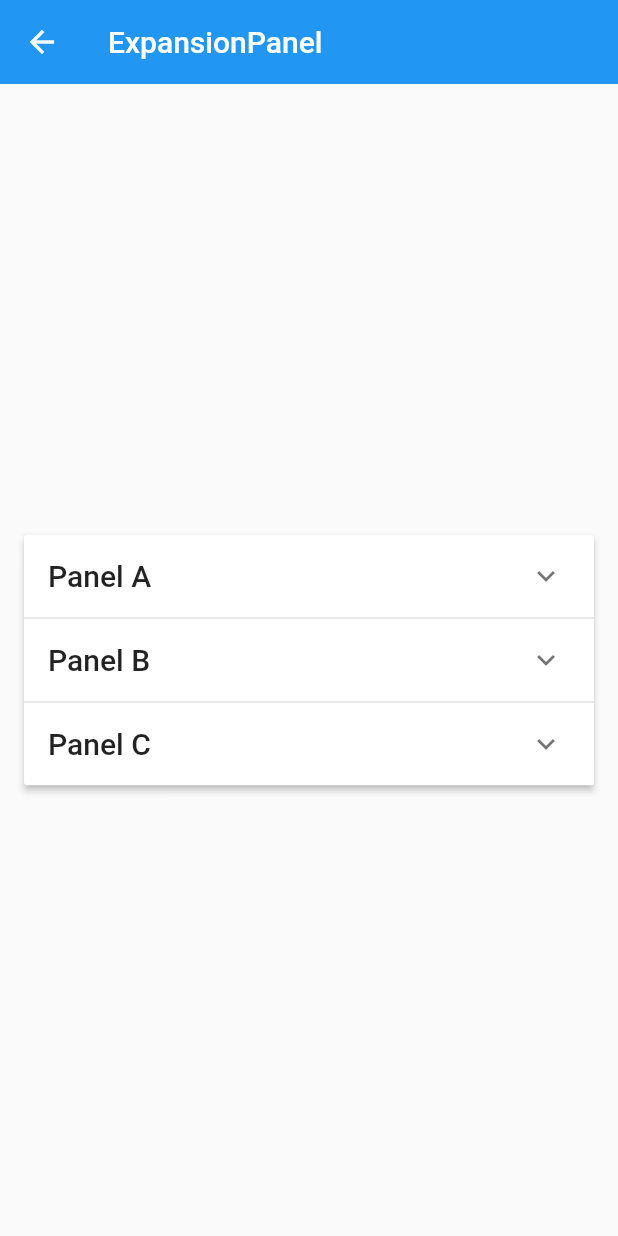
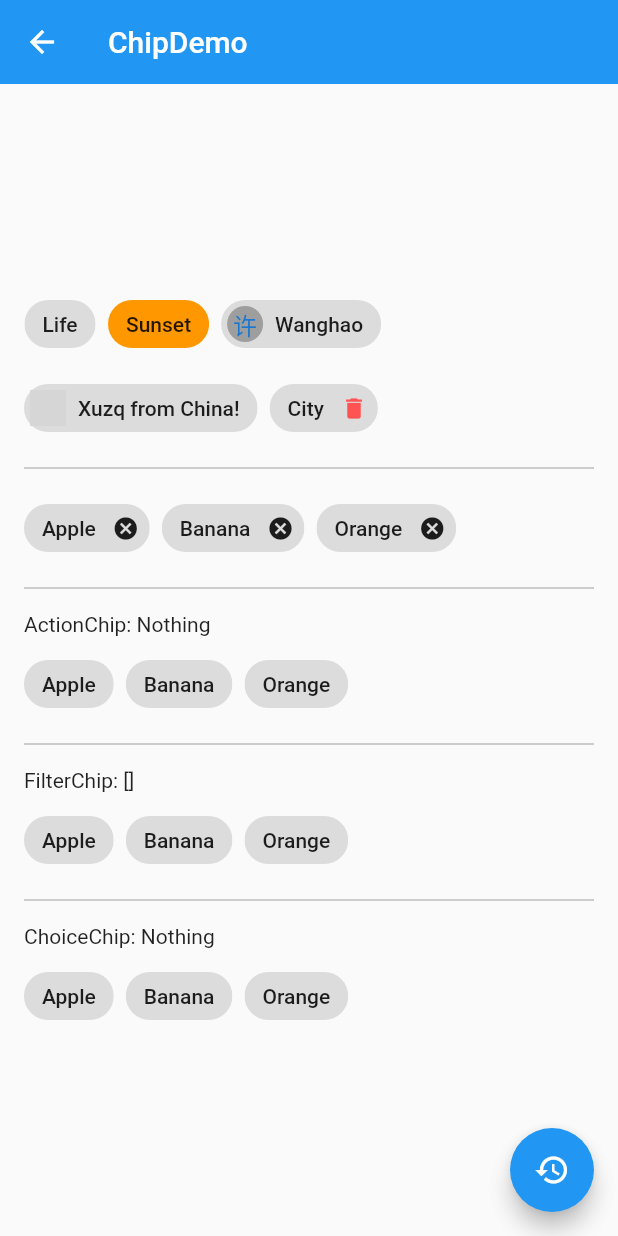
Before and after one commit to xzq666/my_flutter_project, a Flutter app: the screen it shows after launch, scrolled down 576 dp, after a tap on the "search" icon, on a phone screen of 412 x 824 dp. Run offline on Flutter 3.47's test engine with Material 2 defaults, Android fonts, the phone set to English and light mode, and no system bars; network calls fail; grey boxes are pictures that could not be loaded.

Commit message:
新增Chip、Wrap、ActionChip、FilterChip、ChoiceChip控件的学习

```diff
--- /dev/null
+++ b/lib/demo/chip_demo.dart
@@ -0,0 +1,178 @@
+import 'package:flutter/material.dart';
+
+class ChipDemo extends StatefulWidget {
+  @override
+  State<StatefulWidget> createState() {
+    // TODO: implement createState
+    return ChipDemoState();
+  }
+}
+
+class ChipDemoState extends State<ChipDemo> {
+  List<String> _tags = [
+    'Apple',
+    'Banana',
+    'Orange',
+  ];
+
+  String _action = "Nothing";
+
+  List<String> _selected = [];
+
+  String _choice = "Nothing";
+
+  @override
+  Widget build(BuildContext context) {
+    // TODO: implement build
+    return Scaffold(
+      appBar: AppBar(
+        title: Text("ChipDemo"),
+        elevation: 0.0,
+      ),
+      body: Container(
+        padding: EdgeInsets.all(16.0),
+        child: Column(
+          mainAxisAlignment: MainAxisAlignment.center,
+          children: <Widget>[
+            Wrap(
+              spacing: 8.0,
+              runSpacing: 8.0,
+              children: <Widget>[
+                Chip(
+                  label: Text('Life'),
+                ),
+                Chip(
+                  label: Text('Sunset'),
+                  backgroundColor: Colors.orange,
+                ),
+                Chip(
+                  label: Text('Wanghao'),
+                  avatar: CircleAvatar(
+                    backgroundColor: Colors.grey,
+                    child: Text("许"),
+                  ),
+                ),
+                Chip(
+                  label: Text('Xuzq from China!'),
+                  avatar: CircleAvatar(
+                    backgroundImage: NetworkImage("https://resources.ninghao.net/images/wanghao.jpg"),
+                  ),
+                ),
+                Chip(
+                  label: Text("City"),
+                  onDeleted: () {},
+                  deleteIcon: Icon(Icons.delete),
+                  deleteIconColor: Colors.redAccent,
+                  deleteButtonTooltipMessage: "Remove this tag",
+                ),
+                Divider(
+                  color: Colors.grey,
+//                  height: 32.0,  // 离待分割视图的距离
+//                  indent: 32.0,  // 左边缩进
+                ),
+                Wrap(
+                  spacing: 8.0,
+                  children: _tags.map((tag) {
+                    return Chip(
+                      label: Text(tag),
+                      onDeleted: () {
+                        setState(() {
+                          _tags.remove(tag);
+                        });
+                      },
+                    );
+                  }).toList(),
+                ),
+                Divider(
+                  color: Colors.grey,
+//                  height: 32.0,  // 离待分割视图的距离
+//                  indent: 32.0,  // 左边缩进
+                ),
+                Container(
+                  width: double.infinity,
+                  child: Text("ActionChip: $_action"),
+                ),
+                Wrap(
+                  spacing: 8.0,
+                  children: _tags.map((tag) {
+                    return ActionChip(
+                      label: Text(tag),
+                      onPressed: () {
+                        setState(() {
+                          _action = tag;
+                        });
+                      },
+                    );
+                  }).toList(),
+                ),
+                Divider(
+                  color: Colors.grey,
+//                  height: 32.0,  // 离待分割视图的距离
+//                  indent: 32.0,  // 左边缩进
+                ),
+                Container(
+                  width: double.infinity,
+                  child: Text("FilterChip: ${_selected.toString()}"),
+                ),
+                Wrap(
+                  spacing: 8.0,
+                  children: _tags.map((tag) {
+                    return FilterChip(
+                      label: Text(tag),
+                      selected: _selected.contains(tag),
+                      onSelected: (value) {
+                        setState(() {
+                          if (_selected.contains(tag)) {
+                            _selected.remove(tag);
+                          } else {
+                            _selected.add(tag);
+                          }
+                        });
+                      },
+                    );
+                  }).toList(),
+                ),
+                Divider(
+                  color: Colors.grey,
+                ),
+                Container(
+                  width: double.infinity,
+                  child: Text("ChoiceChip: $_choice"),
+                ),
+                Wrap(
+                  spacing: 8.0,
+                  children: _tags.map((tag) {
+                    return ChoiceChip(
+                      label: Text(tag),
+                      selectedColor: Colors.orange,
+                      selected: _choice == tag,
+                      onSelected: (value) {
+                        setState(() {
+                          _choice = tag;
+                        });
+                      },
+                    );
+                  }).toList(),
+                )
+              ],
+            )
+          ],
+        ),
+      ),
+      floatingActionButton: FloatingActionButton(
+        child: Icon(Icons.restore),
+        onPressed: () {
+          setState(() {
+            _tags = [
+              'Apple',
+              'Banana',
+              'Orange',
+            ];
+            _selected = [];
+            _choice = "Nothing";
+          });
+        },
+      ),
+    );
+  }
+}
--- a/lib/main.dart
+++ b/lib/main.dart
@@ -13,6 +13,7 @@ import 'demo/alert_dialog_demo.dart';
 import 'demo/bottom_sheet_demo.dart';
 import 'demo/snack_bar_demo.dart';
 import 'demo/expansion_panel_demo.dart';
+import 'demo/chip_demo.dart';
 
 void main() => runApp(MyApp());
 
@@ -34,6 +35,7 @@ class MyApp extends StatelessWidget {
         '/bottomSheet': (context) => BottomSheetDemo(),
         '/snackBar': (context) => SnackBarDemo(),
         '/expansionPanel': (context) => ExpansionPanelDemo(),
+        '/chip': (context) => ChipDemo(),
       },
       theme: ThemeData(
         primaryColor: Colors.blue,
@@ -65,7 +67,7 @@ class Home extends StatelessWidget {
                 icon: Icon(Icons.search),
                 tooltip: "Search",
                 onPressed: () {
-                  Navigator.pushNamed(context, "/expansionPanel");
+                  Navigator.pushNamed(context, "/chip");
                 }
             )
           ],
```
